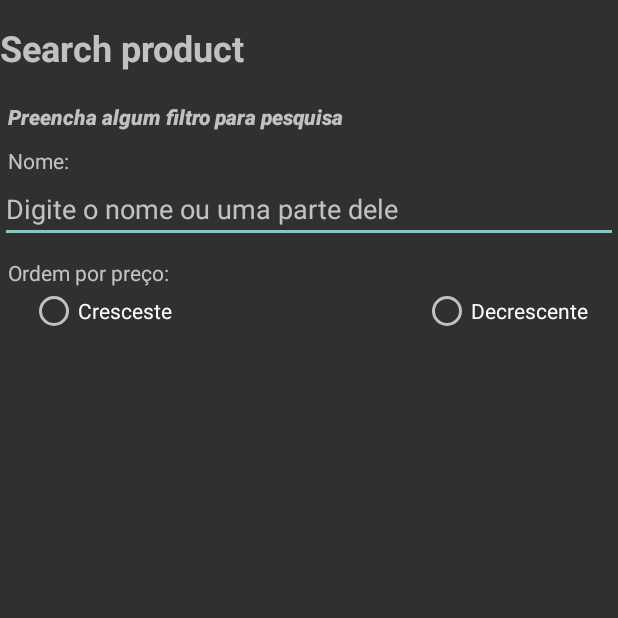
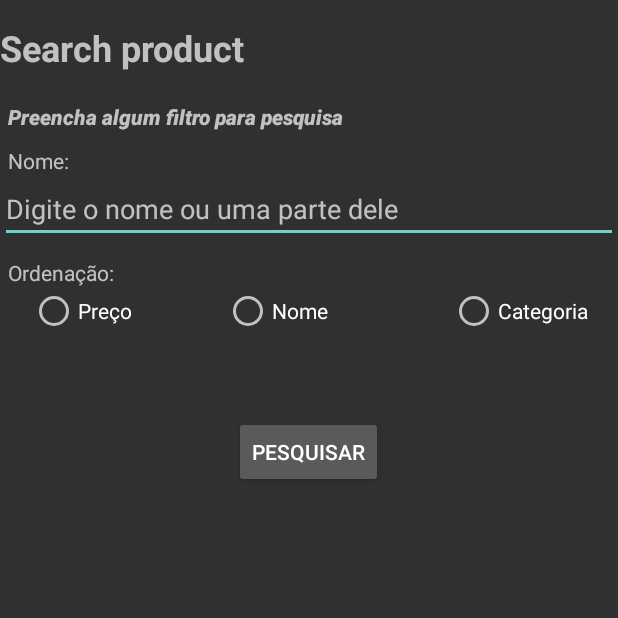
Before and after one commit to adson1990/SysEstoque_mob, an Android app built with Jetpack Compose: the PesquisarProdutosActivity screen opened directly, with no data from a screen before it, on a phone screen of 412 x 824 dp, the top half of it. Run offline under Robolectric (Android 15) with nearby library versions, the phone set to English and light mode, and no system bars; Roboto replaces fonts that are not available here.

```diff
--- a/app/src/main/java/com/example/sysestoque/DashboardActivity.kt
+++ b/app/src/main/java/com/example/sysestoque/DashboardActivity.kt
@@ -32,6 +32,8 @@ import com.example.sysestoque.backend.AuthRepository
 import com.example.sysestoque.backend.Client
 import com.example.sysestoque.backend.ClientRepository
 import com.example.sysestoque.backend.ComprasResponse
+import com.example.sysestoque.backend.LoginResponse
+import com.example.sysestoque.backend.TokenResponse
 import com.example.sysestoque.backend.TokenRefreshResponse
 import com.example.sysestoque.data.database.ColorDatabaseHelper
 import com.example.sysestoque.data.database.DbHelperConfig
@@ -325,7 +327,7 @@ class DashboardActivity : AppCompatActivity() {
 
         if (token != null && valido) {
             fetchCompras(idCliente, token)
-        } else {
+        } else if (token != null) {
             authRepository.getRefreshToken(refreshToken!!, object : Callback<TokenRefreshResponse> {
                 override fun onResponse(
                     call: Call<TokenRefreshResponse>,
@@ -357,6 +359,8 @@ class DashboardActivity : AppCompatActivity() {
                     )
                 }
             })
+        } else { // se não tiver token salvo no sharedPreferences solicitar novo token
+
         }
     }
 
--- a/app/src/main/java/com/example/sysestoque/ui/login/LoginActivity.kt
+++ b/app/src/main/java/com/example/sysestoque/ui/login/LoginActivity.kt
@@ -112,6 +112,7 @@ class LoginActivity : AppCompatActivity() {
                login.isEnabled = true
                loading.visibility = View.VISIBLE
                login(usernameInput, passwordInput)
+               loading.visibility = View.GONE
            } else {
                funcoes.exibirToast(this@LoginActivity, R.string.alerta_preencher_campos,"",0)
            }
@@ -165,7 +166,6 @@ class LoginActivity : AppCompatActivity() {
                     funcoes.saveToken(this@LoginActivity, token, expiresIn!!, refreshToken!!)
                     abrirDashboard(id, user)
                 } else {
-                    loading.visibility = View.GONE
                     val errorMessage = try {
                         response.errorBody()?.string() ?: "Erro desconhecido"
                     } catch (e: Exception) {
@@ -173,7 +173,6 @@ class LoginActivity : AppCompatActivity() {
                         "Erro ao processar a resposta"
                     }
                     funcoes.exibirToast(this@LoginActivity, R.string.login_failed, errorMessage,1)
-                    loading.visibility = View.GONE
                 }
             }
 
--- a/app/src/main/res/layout/activity_pesquisar_produtos.xml
+++ b/app/src/main/res/layout/activity_pesquisar_produtos.xml
@@ -15,7 +15,7 @@
 
         <LinearLayout
             android:layout_width="match_parent"
-            android:layout_height="match_parent"
+            android:layout_height="wrap_content"
             android:orientation="vertical">
 
             <TextView
@@ -67,14 +67,14 @@
                 android:layout_height="wrap_content"
                 android:layout_marginStart="@dimen/size_5dp"
                 android:layout_marginTop="@dimen/size_10dp"
-                android:text="Ordem por preço:"
+                android:text="Ordenação:"
                 app:layout_constraintStart_toStartOf="parent"
                 app:layout_constraintTop_toBottomOf="@+id/edtNomePesquisa" />
 
             <LinearLayout
                 android:id="@+id/llOrdemPreco"
                 android:layout_width="match_parent"
-                android:layout_height="wrap_content"
+                android:layout_height="56dp"
                 android:orientation="horizontal"
                 app:layout_constraintEnd_toEndOf="parent"
                 app:layout_constraintStart_toStartOf="parent"
@@ -89,7 +89,7 @@
                         android:layout_width="wrap_content"
                         android:layout_height="wrap_content"
                         android:layout_marginStart="@dimen/size_20dp"
-                        android:text="Cresceste" />
+                        android:text="Preço" />
 
                     <View
                         android:layout_width="0dp"
@@ -100,20 +100,32 @@
                         android:layout_width="wrap_content"
                         android:layout_height="wrap_content"
                         android:layout_marginEnd="@dimen/size_20dp"
-                        android:text="Decrescente" />
+                        android:text="Nome" />
+
+                    <View
+                        android:layout_width="0dp"
+                        android:layout_height="wrap_content"
+                        android:layout_weight="1" />
+
+                    <RadioButton
+                        android:layout_width="wrap_content"
+                        android:layout_height="wrap_content"
+                        android:layout_marginEnd="@dimen/size_20dp"
+                        android:text="Categoria" />
 
                 </RadioGroup>
+            </LinearLayout>
 
-                <TextView
-                    android:id="@+id/tvPesquisaData"
-                    android:layout_width="wrap_content"
-                    android:layout_height="wrap_content"
-                    android:layout_marginStart="@dimen/size_5dp"
-                    android:layout_marginTop="@dimen/size_10dp"
-                    android:text="Data inclusão"
-                    app:layout_constraintStart_toStartOf="parent"
-                    app:layout_constraintTop_toBottomOf="@+id/llOrdemPreco" />
-            </LinearLayout>
+            <Button
+                android:id="@+id/button"
+                android:layout_width="wrap_content"
+                android:layout_height="wrap_content"
+                android:layout_weight="1"
+                android:layout_gravity="center"
+                android:layout_marginTop="@dimen/size_30dp"
+                android:text="Pesquisar"
+                app:layout_constraintStart_toStartOf="parent"
+                app:layout_constraintStart_toEndOf="parent"/>
 
         </LinearLayout>
 
```
